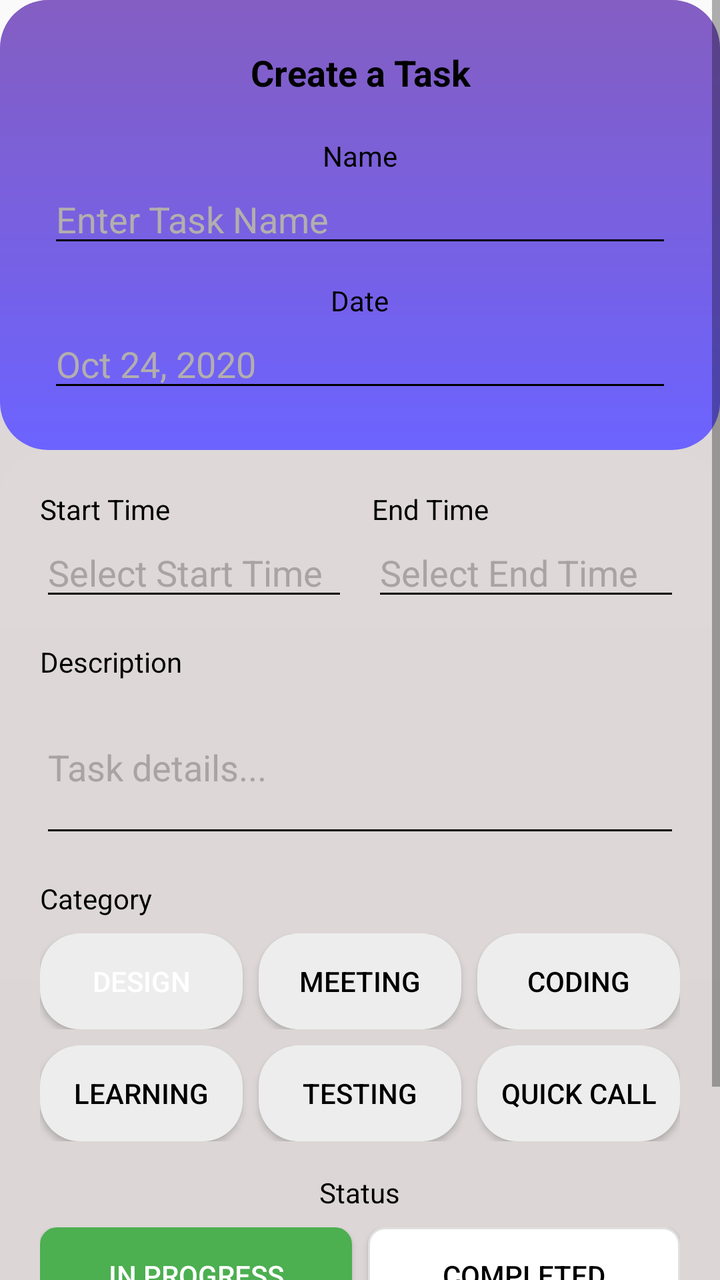
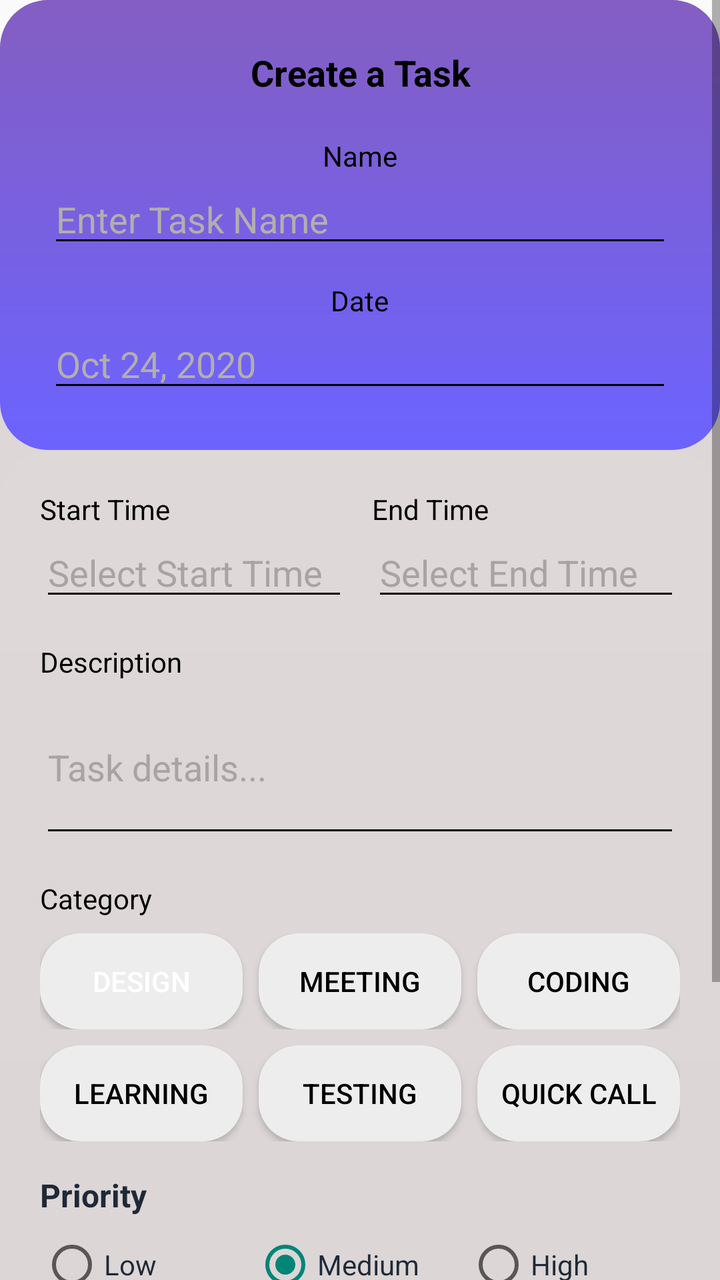

The first picture is an Android layout as it rendered before a commit; the second is the same layout after the commit. The layout source and the unified diff follow.
<!-- AndroidManifest.xml: application theme Theme.ToDoApp -->
<!-- res/layout/dialog_add_task.xml -->
<?xml version="1.0" encoding="utf-8"?>
<ScrollView xmlns:android="http://schemas.android.com/apk/res/android"
    android:layout_width="match_parent"
    android:layout_height="wrap_content"
    android:background="@drawable/bg_dialog"
    android:padding="0dp">

    <LinearLayout
        android:orientation="vertical"
        android:layout_width="match_parent"
        android:layout_height="wrap_content">

        
        <LinearLayout
            android:orientation="vertical"
            android:gravity="center"
            android:layout_width="match_parent"
            android:padding="24dp"
            android:background="@drawable/bg_gradient_top"
            android:layout_height="wrap_content">

            <TextView
                android:text="Create a Task"
                android:textColor="#000000"
                android:textSize="18sp"
                android:textStyle="bold"
                android:gravity="center"
                android:layout_width="match_parent"
                android:layout_height="wrap_content"
                android:layout_marginBottom="8dp" />

            <TextView
                android:text="Name"
                android:textColor="#000000"
                android:textSize="14sp"
                android:layout_marginTop="12dp"
                android:layout_width="wrap_content"
                android:layout_height="wrap_content" />

            <EditText
                android:id="@+id/taskTitle"
                android:textColor="#000000"
                android:textColorHint="#B3AEAE"
                android:hint="Enter Task Name"
                android:backgroundTint="#000000"
                android:layout_width="match_parent"
                android:layout_height="wrap_content" />

            <TextView
                android:text="Date"
                android:textColor="#000000"
                android:textSize="14sp"
                android:layout_marginTop="12dp"
                android:layout_width="wrap_content"
                android:layout_height="wrap_content" />

            <EditText
                android:id="@+id/edtDate"
                android:layout_width="match_parent"
                android:layout_height="wrap_content"
                android:backgroundTint="#000000"
                android:hint="Oct 24, 2020"
                android:textColor="#000000"
                android:textColorHint="#B3AEAE" />
        </LinearLayout>

        
        <LinearLayout
            android:orientation="vertical"
            android:padding="20dp"
            android:background="@drawable/bg_dialog"
            android:layout_width="match_parent"
            android:layout_height="wrap_content">

            <LinearLayout
                android:orientation="horizontal"
                android:layout_width="match_parent"
                android:layout_height="wrap_content"
                android:weightSum="2">

                <LinearLayout
                    android:layout_weight="1"
                    android:layout_width="0dp"
                    android:layout_height="wrap_content"
                    android:orientation="vertical">

                    <TextView
                        android:text="Start Time"
                        android:textColor="#000000"
                        android:textSize="14sp"
                        android:layout_width="wrap_content"
                        android:layout_height="wrap_content" />

                    <EditText
                        android:id="@+id/edtStartTime"
                        android:ems="10"
                        android:hint="Select Start Time"
                        android:textColor="#000000"
                        android:textColorHint="#A9A3A3"
                        android:backgroundTint="#000000"
                        android:layout_width="match_parent"
                        android:layout_height="wrap_content" />
                </LinearLayout>

                <View
                    android:layout_width="12dp"
                    android:layout_height="match_parent" />

                <LinearLayout
                    android:layout_weight="1"
                    android:layout_width="0dp"
                    android:layout_height="wrap_content"
                    android:orientation="vertical">

                    <TextView
                        android:text="End Time"
                        android:textColor="#000000"
                        android:textSize="14sp"
                        android:layout_width="wrap_content"
                        android:layout_height="wrap_content" />

                    <EditText
                        android:id="@+id/edtEndTime"
                        android:ems="10"
                        android:hint="Select End Time"
                        android:textColor="#000000"
                        android:textColorHint="#A9A3A3"
                        android:backgroundTint="#000000"
                        android:layout_width="match_parent"
                        android:layout_height="wrap_content" />
                </LinearLayout>
            </LinearLayout>

            <TextView
                android:text="Description"
                android:textColor="#000000"
                android:textSize="14sp"
                android:layout_marginTop="16dp"
                android:layout_width="wrap_content"
                android:layout_height="wrap_content" />

            <EditText
                android:id="@+id/taskDescription"
                android:hint="Task details..."
                android:minLines="3"
                android:inputType="textMultiLine"
                android:textColor="#000000"
                android:textColorHint="#A9A3A3"
                android:backgroundTint="#000000"
                android:layout_width="match_parent"
                android:layout_height="wrap_content" />

            <TextView
                android:text="Category"
                android:textColor="#000000"
                android:textSize="14sp"
                android:layout_marginTop="16dp"
                android:layout_width="wrap_content"
                android:layout_height="wrap_content" />

            
            <LinearLayout
                android:id="@+id/categoryContainer"
                android:orientation="vertical"
                android:layout_marginTop="8dp"
                android:layout_width="match_parent"
                android:layout_height="wrap_content"
                android:gravity="center">

                
                <LinearLayout
                    android:orientation="horizontal"
                    android:layout_width="match_parent"
                    android:layout_height="wrap_content"
                    android:gravity="center"
                    android:weightSum="3">

                    <Button
                        android:id="@+id/btnDesign"
                        android:text="Design"
                        android:layout_weight="1"
                        android:layout_width="0dp"
                        android:layout_height="wrap_content"
                        android:background="@drawable/category_chip_unselected"
                        android:textColor="#FFFFFF" />

                    <Button
                        android:id="@+id/btnMeeting"
                        android:text="Meeting"
                        android:layout_weight="1"
                        android:layout_width="0dp"
                        android:layout_height="wrap_content"
                        android:layout_marginStart="8dp"
                        android:background="@drawable/category_chip_unselected"
                        android:textColor="#000000" />

                    <Button
                        android:id="@+id/btnCoding"
                        android:text="Coding"
                        android:layout_weight="1"
                        android:layout_width="0dp"
                        android:layout_height="wrap_content"
                        android:layout_marginStart="8dp"
                        android:background="@drawable/category_chip_unselected"
                        android:textColor="#000000" />
                </LinearLayout>

                
                <LinearLayout
                    android:orientation="horizontal"
                    android:layout_width="match_parent"
                    android:layout_height="wrap_content"
                    android:layout_marginTop="8dp"
                    android:gravity="center"
                    android:weightSum="3">

                    <Button
                        android:id="@+id/btnLearning"
                        android:text="Learning"
                        android:layout_weight="1"
                        android:layout_width="0dp"
                        android:layout_height="wrap_content"
                        android:background="@drawable/category_chip_unselected"
                        android:textColor="#000000" />

                    <Button
                        android:id="@+id/btnTesting"
                        android:text="Testing"
                        android:layout_weight="1"
                        android:layout_width="0dp"
                        android:layout_height="wrap_content"
                        android:layout_marginStart="8dp"
                        android:background="@drawable/category_chip_unselected"
                        android:textColor="#000000" />
                    <Button
                        android:id="@+id/btnQuickCall"
                        android:text="Quick Call"
                        android:layout_weight="1"
                        android:layout_width="0dp"
                        android:layout_height="wrap_content"
                        android:layout_marginStart="8dp"
                        android:background="@drawable/category_chip_unselected"
                        android:textColor="#000000" />

                </LinearLayout>

                <TextView
                    android:text="Status"
                    android:textColor="#000000"
                    android:textSize="14sp"
                    android:layout_marginTop="16dp"
                    android:layout_width="wrap_content"
                    android:layout_height="wrap_content" />

                <LinearLayout
                    android:layout_width="match_parent"
                    android:layout_height="wrap_content"
                    android:orientation="horizontal"
                    android:layout_marginTop="8dp"
                    android:gravity="center"
                    android:weightSum="2">

                    <Button
                        android:id="@+id/btnStatusRunning"
                        android:layout_width="0dp"
                        android:layout_height="wrap_content"
                        android:layout_weight="1"
                        android:text="In Progress"
                        android:background="@drawable/status_selected"
                        android:textColor="#FFFFFF"
                        android:layout_marginEnd="8dp" />

                    <Button
                        android:id="@+id/btnStatusCompleted"
                        android:layout_width="0dp"
                        android:layout_height="wrap_content"
                        android:layout_weight="1"
                        android:text="Completed"
                        android:background="@drawable/status_unselected"
                        android:textColor="#000000" />
                </LinearLayout>
            </LinearLayout>

            <Button
                android:id="@+id/saveTaskButton"
                android:text="Create Task"
                android:textColor="#FFFFFF"
                android:background="@drawable/btn_gradient"
                android:layout_marginTop="24dp"
                android:layout_width="match_parent"
                android:layout_height="wrap_content"
                android:padding="12dp"
                android:textStyle="bold" />
        </LinearLayout>
    </LinearLayout>
</ScrollView>
<!-- resources referenced by this layout -->
<resources>
  <!-- drawable bg_dialog (drawable) -->
  <shape xmlns:android="http://schemas.android.com/apk/res/android">
      <gradient
          android:startColor="#DED8D8"
          android:endColor="#DBD5D5"
          android:angle="270" />
      <corners android:radius="24dp" />
  </shape>
  <!-- drawable bg_gradient_top (drawable) -->
  <shape xmlns:android="http://schemas.android.com/apk/res/android" android:shape="rectangle">
      <gradient
          android:startColor="#6C63FF"
          android:endColor="#845EC2"
          android:angle="90" />
      <corners android:radius="24dp" />
  </shape>
  <!-- drawable btn_gradient (drawable) -->
  <shape xmlns:android="http://schemas.android.com/apk/res/android">
      <gradient android:startColor="#6A11CB" android:endColor="#2575FC" android:angle="90"/>
      <corners android:radius="50dp"/>
  </shape>
  <!-- drawable category_chip_unselected (drawable) -->
  <shape xmlns:android="http://schemas.android.com/apk/res/android">
      <solid android:color="#EDEDED"/>
      <corners android:radius="20dp"/>
  </shape>
  <!-- drawable status_selected (drawable) -->
  <?xml version="1.0" encoding="utf-8"?>
  <shape xmlns:android="http://schemas.android.com/apk/res/android">
      <solid android:color="#4CAF50" />
      <corners android:radius="8dp" />
      <stroke android:width="1dp" android:color="#4CAF50" />
  </shape>
  <!-- drawable status_unselected (drawable) -->
  <?xml version="1.0" encoding="utf-8"?>
  <shape xmlns:android="http://schemas.android.com/apk/res/android">
      <solid android:color="#FFFFFF" />
      <corners android:radius="8dp" />
      <stroke android:width="1dp" android:color="#E0E0E0" />
  </shape>
  <style name="Theme.ToDoApp" parent="Base.Theme.ToDoApp" />
  <style name="Base.Theme.ToDoApp" parent="Theme.AppCompat.DayNight.NoActionBar">
          <item name="colorPrimary">@color/primary_color</item>
          <item name="colorPrimaryVariant">@color/primary_dark</item>
          <item name="colorOnPrimary">@color/white</item>
          <item name="colorSecondary">@color/green</item>
  
          <item name="colorOnSecondary">@color/white</item>
          
      </style>
  <color name="primary_color">#2196F3</color>
  <color name="primary_dark">#1976D2</color>
  <color name="white">#FFFFFFFF</color>
  <color name="green">#4CAF50</color>
</resources>

<!-- the commit's change to res/layout/dialog_add_task.xml (unified diff, before → after) -->
@@ -244,10 +244,61 @@
 
                 </LinearLayout>
 
+                
+                <LinearLayout
+                    android:layout_width="match_parent"
+                    android:layout_height="wrap_content"
+                    android:orientation="vertical"
+                    android:layout_marginTop="16dp">
+
+                    <TextView
+                        android:layout_width="match_parent"
+                        android:layout_height="wrap_content"
+                        android:text="Priority"
+                        android:textColor="@color/text_primary"
+                        android:textSize="16sp"
+                        android:textStyle="bold" />
+
+                    <RadioGroup
+                        android:id="@+id/radio_group_priority"
+                        android:layout_width="match_parent"
+                        android:layout_height="wrap_content"
+                        android:orientation="horizontal"
+                        android:layout_marginTop="8dp">
+
+                        <RadioButton
+                            android:id="@+id/radio_low"
+                            android:layout_width="0dp"
+                            android:layout_height="wrap_content"
+                            android:layout_weight="1"
+                            android:text="Low"
+                            android:textColor="@color/text_primary" />
+
+                        <RadioButton
+                            android:id="@+id/radio_medium"
+                            android:layout_width="0dp"
+                            android:layout_height="wrap_content"
+                            android:layout_weight="1"
+                            android:text="Medium"
+                            android:textColor="@color/text_primary"
+                            android:checked="true" />
+
+                        <RadioButton
+                            android:id="@+id/radio_high"
+                            android:layout_width="0dp"
+                            android:layout_height="wrap_content"
+                            android:layout_weight="1"
+                            android:text="High"
+                            android:textColor="@color/text_primary" />
+
+                    </RadioGroup>
+
+                </LinearLayout>
+
                 <TextView
                     android:text="Status"
                     android:textColor="#000000"
-                    android:textSize="14sp"
+                    android:textSize="16sp"
                     android:layout_marginTop="16dp"
                     android:layout_width="wrap_content"
                     android:layout_height="wrap_content" />
<!-- resource entries referenced after the edit -->
@@ -1,5 +1,6 @@
 <!-- resources referenced by this layout -->
 <resources>
+  <color name="text_primary">#1F2937</color>
   <!-- drawable bg_dialog (drawable) -->
   <shape xmlns:android="http://schemas.android.com/apk/res/android">
       <gradient
